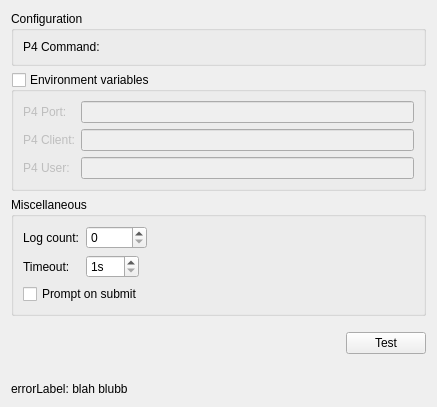
The window that src/plugins/perforce/settingspage.ui (qt-creator/qt-creator) describes before a commit, drawn with Qt 5.
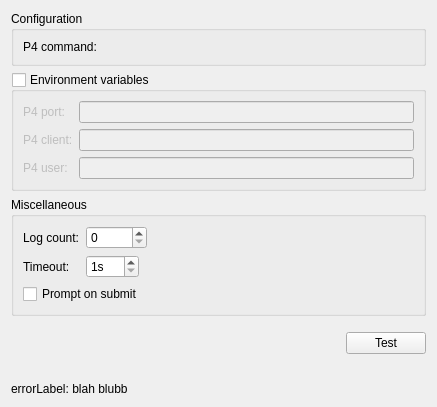
The same window after the commit. Custom widgets are drawn as their Qt base class.

Patch:
```diff
--- a/src/plugins/perforce/settingspage.ui
+++ b/src/plugins/perforce/settingspage.ui
@@ -20,7 +20,7 @@
       <item row="0" column="0">
        <widget class="QLabel" name="commandLabel">
         <property name="text">
-         <string>P4 Command:</string>
+         <string>P4 command:</string>
         </property>
        </widget>
       </item>
@@ -57,21 +57,21 @@
       <item row="1" column="0">
        <widget class="QLabel" name="clientLabel">
         <property name="text">
-         <string>P4 Client:</string>
+         <string>P4 client:</string>
         </property>
        </widget>
       </item>
       <item row="2" column="0">
        <widget class="QLabel" name="userLabel">
         <property name="text">
-         <string>P4 User:</string>
+         <string>P4 user:</string>
         </property>
        </widget>
       </item>
       <item row="0" column="0">
        <widget class="QLabel" name="portLabel">
         <property name="text">
-         <string>P4 Port:</string>
+         <string>P4 port:</string>
         </property>
        </widget>
       </item>
```
Left out of the diff: 4 changed lines with no effect on the pictures.
